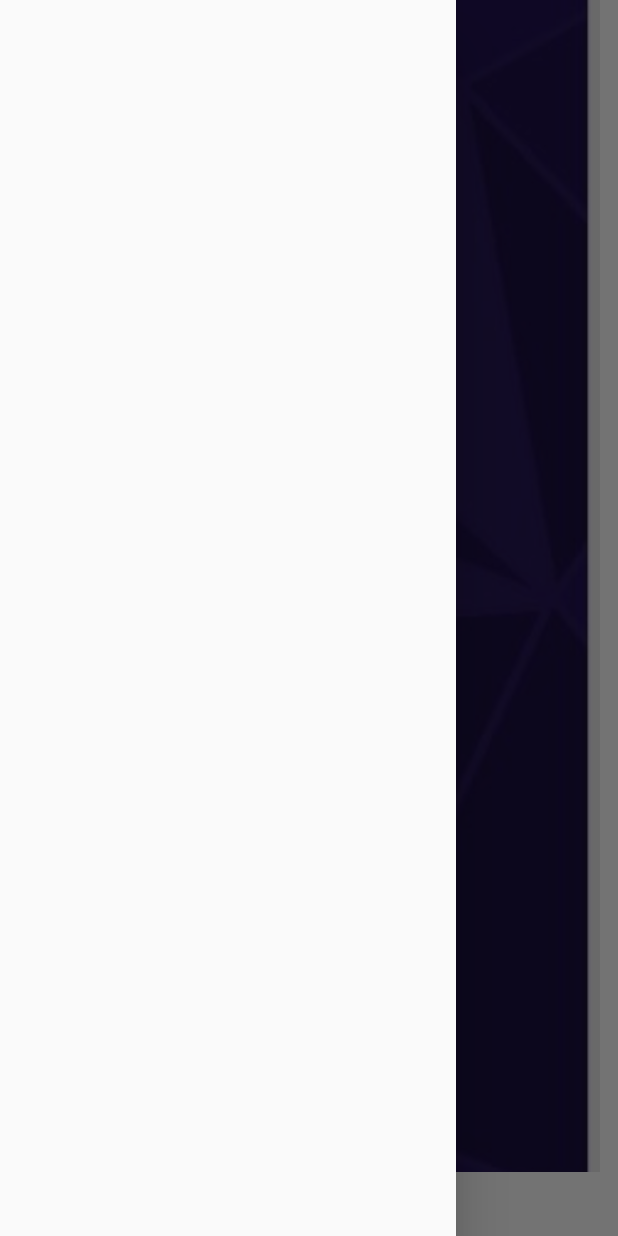
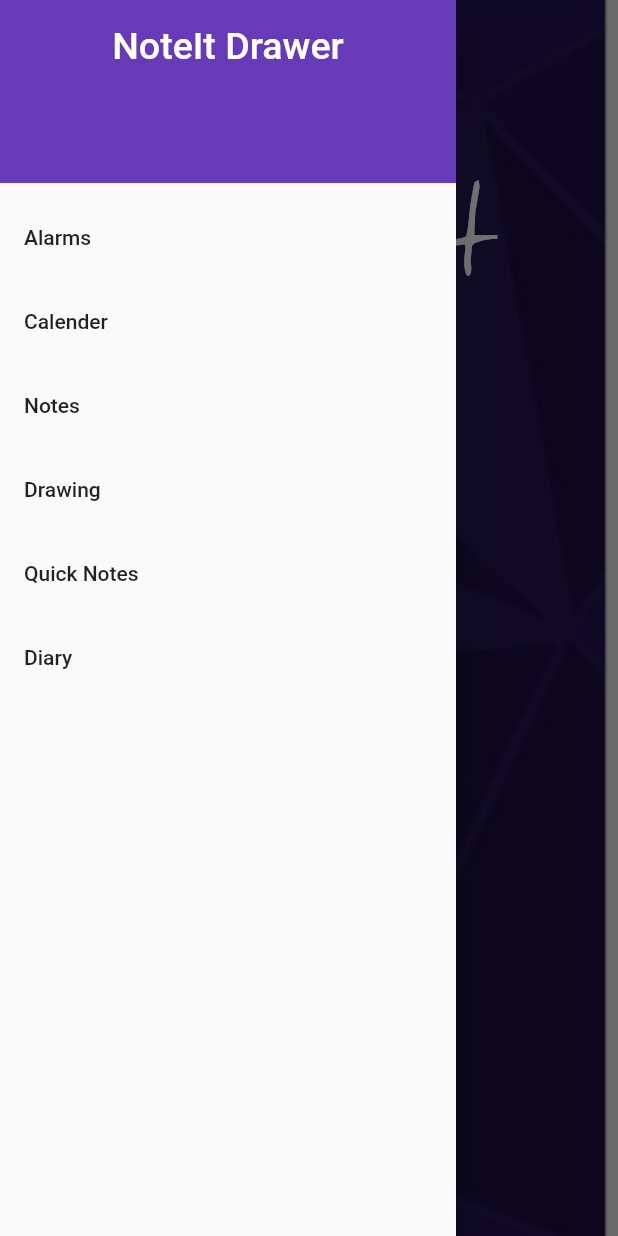
Before and after one commit to sanika30chandode/Noteit, a Flutter app: the screen it shows after launch, with the side drawer open, on a phone screen of 412 x 824 dp. Run offline on Flutter 3.47's test engine with Material 2 defaults, Android fonts, the phone set to English and light mode, and no system bars.

Commit message:
Transparent Appbar added

```diff
--- a/noteit/lib/main.dart
+++ b/noteit/lib/main.dart
@@ -7,35 +7,106 @@ void main() {
 class MyApp extends StatelessWidget {
   const MyApp({Key? key}) : super(key: key);
 
+  get color => null;
+
   @override
   Widget build(BuildContext context) {
     return MaterialApp(
       home: Scaffold(
+        extendBodyBehindAppBar: true,
+        appBar: AppBar(
+          title: const Text(
+            'APPS.inc',
+          ),
+          centerTitle: true,
+          backgroundColor: Colors.transparent,
+          elevation: 0,
+        ),
         body: Center(
           child: Stack(
             children: <Widget>[
               Image.asset(
                 "assets/images/home_background.png",
                 fit: BoxFit.cover,
-                height: 781.1,
-                width: 400,
+                height: double.infinity,
+                width: double.infinity,
                 //alignment: Alignment.center,
               ),
               Container(
-                  alignment: Alignment(-0.05, -0.80),
+                  alignment: const Alignment(-0.05, -0.65),
                   child: const Text(
                     'Noteit',
                     style: TextStyle(
                       color: Colors.white,
                       fontWeight: FontWeight.normal,
-                      fontSize: 35.0,
-                      fontStyle: FontStyle.italic,
+                      fontSize: 78.0,
+                      fontFamily: 'Daniel',
                     ),
                   )),
             ],
           ),
         ),
-        drawer: const Drawer(),
+        drawer: Drawer(
+          child: ListView(
+            padding: EdgeInsets.zero,
+            children: [
+              // ignore: sized_box_for_whitespace
+              Container(
+                height: 130.0,
+                child: const DrawerHeader(
+                  decoration: BoxDecoration(
+                    color: Colors.deepPurple,
+                    shape: BoxShape.rectangle,
+                  ),
+                  child: Text(
+                    "NoteIt Drawer",
+                    textAlign: TextAlign.center,
+                    style: TextStyle(
+                      color: Colors.white,
+                      fontSize: 25,
+                    ),
+                  ),
+                ),
+              ),
+              ListTile(
+                title: const Text('Alarms'),
+                onTap: () {
+                  Navigator.pop(context);
+                },
+              ),
+              ListTile(
+                title: const Text('Calender'),
+                onTap: () {
+                  Navigator.pop(context);
+                },
+              ),
+              ListTile(
+                title: const Text('Notes'),
+                onTap: () {
+                  Navigator.pop(context);
+                },
+              ),
+              ListTile(
+                title: const Text('Drawing'),
+                onTap: () {
+                  Navigator.pop(context);
+                },
+              ),
+              ListTile(
+                title: const Text('Quick Notes'),
+                onTap: () {
+                  Navigator.pop(context);
+                },
+              ),
+              ListTile(
+                title: const Text('Diary'),
+                onTap: () {
+                  Navigator.pop(context);
+                },
+              ),
+            ],
+          ),
+        ),
       ),
     );
   }
```
Also changed, not shown: noteit/pubspec.yaml (+4 -4 lines), noteit/assets/fonts/Daniel-Regular.otf (added).
